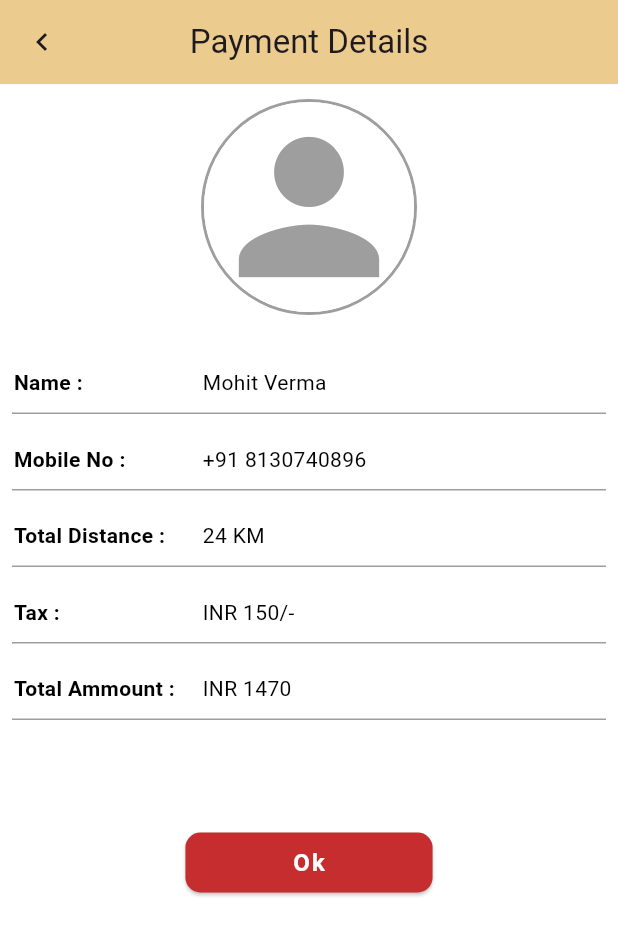
After one commit to mappsdeveloper1991/ClientAppBookingCabs, a Flutter app: the TransferPaymentPage screen opened directly, on a phone screen of 412 x 824 dp. The commit adds this screen. Shown: the top 935 px of the screen. Run offline on Flutter 3.47's test engine with Material 3 defaults, Android fonts, the light colour scheme and no system bars; our stand-ins replace animated_custom_dropdown, circular_countdown_timer, flutter_otp_text_field, flutter_svg, fluttertoast, google_maps_flutter and 6 more; missing offline and left inert: dart:ffi, flutter_overlay_loader, flutter_polyline_points; accounts and stored records are empty; network calls fail.

Commit message:
Signup Thanks page and Transfer Payment page

```diff
--- /dev/null
+++ b/bookingcab_mobileapp/lib/view/cabservice/TransferPaymentPage.dart
@@ -0,0 +1,213 @@
+import 'package:bookingcab_mobileapp/AppStyle/AppColors.dart';
+import 'package:bookingcab_mobileapp/AppStyle/AppHeadreApp.dart';
+import 'package:bookingcab_mobileapp/AppStyle/AppUIComponent.dart';
+import 'package:bookingcab_mobileapp/view/dashboard/DashBoardPage.dart';
+import 'package:flutter/material.dart';
+
+class TransferPaymentPage extends StatefulWidget {
+  const TransferPaymentPage({super.key});
+
+  @override
+  TransferPaymentPageState createState() => TransferPaymentPageState();
+}
+
+class TransferPaymentPageState extends State<TransferPaymentPage> {
+  @override
+  void initState() {
+    super.initState();
+  }
+
+  @override
+  Widget build(BuildContext context) {
+    //getProfileInfoAPICall();
+
+    return Scaffold(
+        appBar: simpleHeaderBar(context, "Payment Details"),
+        body: SingleChildScrollView(
+            child: Column(children: [
+          const SizedBox(
+            height: 10,
+          ),
+          Column(children: [
+            Row(
+              mainAxisAlignment: MainAxisAlignment.center,
+              children: [
+                Container(
+                  decoration: BoxDecoration(
+                    shape: BoxShape.circle,
+                    border: Border.all(
+                      color: Colors.grey, // specify the border color
+                      width: 2.0, // specify the border width
+                    ),
+                  ),
+                  child: const CircleAvatar(
+                    backgroundColor: Colors.white,
+                    maxRadius: 70,
+                    child: Icon(
+                      Icons.person,
+                      color: Colors.grey,
+                      size: 140,
+                    ),
+                  ),
+                ),
+              ],
+            ),
+            const SizedBox(
+              height: 35,
+            ),
+            Padding(
+                padding: EdgeInsets.only(left: 8.0, right: 8.0),
+                child: Column(children: [
+                  Row(
+                    mainAxisAlignment: MainAxisAlignment.spaceAround,
+                    children: [
+                      textLabel(context, "Name"),
+                      textViewValue(context, "Mohit Verma"),
+                    ],
+                  ),
+                   SizedBox(
+                    height: 10,
+                  ),
+                  Divider(
+                    color: Colors.grey,
+                    height: 1,
+                  ),
+                  SizedBox(
+                    height: 20,
+                  ),
+
+                  Row(
+                    mainAxisAlignment: MainAxisAlignment.spaceAround,
+                    children: [
+                      textLabel(context, "Mobile No"),
+                      textViewValue(context, "+91 8130740896"),
+                    ],
+                  ),
+
+                   SizedBox(
+                    height: 10,
+                  ),
+                  Divider(
+                    color: Colors.grey,
+                    height: 1,
+                  ),
+                  SizedBox(
+                    height: 20,
+                  ),
+                  Row(
+                    mainAxisAlignment: MainAxisAlignment.spaceAround,
+                    children: [
+                      textLabel(context, "Total Distance"),
+                      textViewValue(context, "24 KM"),
+                    ],
+                  ),
+                   SizedBox(
+                    height: 10,
+                  ),
+                  Divider(
+                    color: Colors.grey,
+                    height: 1,
+                  ),
+                  SizedBox(
+                    height: 20,
+                  ),
+                  Row(
+                    mainAxisAlignment: MainAxisAlignment.spaceAround,
+                    children: [
+                      textLabel(context, "Tax"),
+                      textViewValue(context, "INR 150/-"),
+                    ],
+                  ),
+
+                   SizedBox(
+                    height: 10,
+                  ),
+                  Divider(
+                    color: Colors.grey,
+                    height: 1,
+                  ),
+                  SizedBox(
+                    height: 20,
+                  ),
+                  Row(
+                    mainAxisAlignment: MainAxisAlignment.spaceAround,
+                    children: [
+                      textLabel(context, "Total Ammount"),
+                      textViewValue(context, "INR 1470"),
+                    ],
+                  ),
+
+
+                  SizedBox(
+                    height: 10,
+                  ),
+                  Divider(
+                    color: Colors.grey,
+                    height: 1,
+                  ),
+                  SizedBox(
+                    height: 20,
+                  ),
+                  SizedBox(
+                    height: 25,
+                  ),
+                  _buildSignupButton()
+                ]))
+          ]),
+        ])));
+  }
+
+  Container textViewValue(BuildContext context, String labVal) {
+    return Container(
+        width: MediaQuery.of(context).size.width * 0.65,
+        child: Text(
+          "$labVal",
+          style: const TextStyle(
+              fontSize: 14, fontWeight: FontWeight.w400, color: blackColor),
+        ));
+  }
+
+  Container textLabel(BuildContext context, String labelVal) {
+    return Container(
+        width: MediaQuery.of(context).size.width * 0.30,
+        child: Text(
+          "$labelVal :",
+          style: const TextStyle(
+              fontSize: 14, fontWeight: FontWeight.bold, color: blackColor),
+        ));
+  }
+
+  Widget _buildSignupButton() {
+    return Container(
+      margin: const EdgeInsets.fromLTRB(0, 30, 0, 0),
+      child: Row(
+        mainAxisAlignment: MainAxisAlignment.center,
+        children: <Widget>[
+          Container(
+              height: 40, //1.4 * (MediaQuery.of(context).size.height / 20),
+              width: MediaQuery.of(context).size.width * 0.4,
+              margin: const EdgeInsets.only(bottom: 20),
+              //child: RaisedButton(
+              child: ElevatedButton(
+                style: primaryButtonStyle(context, buttonPrimaryColor),
+                onPressed: () {
+                  //loginAPICall();
+                  Navigator.pushReplacement(
+                    context,
+                    MaterialPageRoute(builder: (context) => HomeScreen()),
+                  );
+                },
+                child: Text(
+                  "Ok",
+                  style: buttonTextStyle(
+                    context,
+                    Colors.white,
+                    16,
+                  ),
+                ),
+              ))
+        ],
+      ),
+    );
+  }
+}
--- a/bookingcab_mobileapp/lib/view/signup/SignupPersonalDetails.dart
+++ b/bookingcab_mobileapp/lib/view/signup/SignupPersonalDetails.dart
@@ -44,6 +44,9 @@ class _SignupPersonalDetailsState extends State<SignupPersonalDetails> {
   }
 
   Future<void> signUpAPICall(BuildContext context) async {
+
+
+
     if (firstName.isEmpty) {
       showErrorTost(context, INVALID_FIRST_NAME_MSG);
     } else if (lastName.isEmpty) {
@@ -121,6 +124,7 @@ class _SignupPersonalDetailsState extends State<SignupPersonalDetails> {
         print('Exception occurred: $e');
       }
     }
+
   }
 
   late List<NationalityList> nationalityList = [];
--- a/bookingcab_mobileapp/pubspec.yaml
+++ b/bookingcab_mobileapp/pubspec.yaml
@@ -62,6 +62,7 @@ dependencies:
   #location: ^5.0.3 # For accessing device location
   #google_maps_flutter: ^2.0.10
   google_maps_flutter: ^2.5.3
+  flutter_polyline_points: ^2.0.0
   #permission_handler: ^10.4.0
   #flutter_address_from_latlng: ^0.0.2
   #geolocator: ^8.2.0
```
Also changed, not shown: bookingcab_mobileapp/lib/view/cabservice/RouteDistanceAndTimeResponse.dart (added, +90 -0 lines), bookingcab_mobileapp/lib/view/cabservice/TransferServiceRequestForm.dart (+119 -27 lines), bookingcab_mobileapp/lib/view/cabservice/TransferVehiclesList.dart (+59 -10 lines), bookingcab_mobileapp/lib/view/otp/OTPVerification.dart (+5 -2 lines), bookingcab_mobileapp/lib/view/signup/ThankyouScreen.dart (added, +90 -0 lines), bookingcab_mobileapp/lib/view/splash/SplashScreen.dart (+8 -7 lines), bookingcab_mobileapp/assets/images/ok_image.png (added), bookingcab_mobileapp/pubspec.lock.
